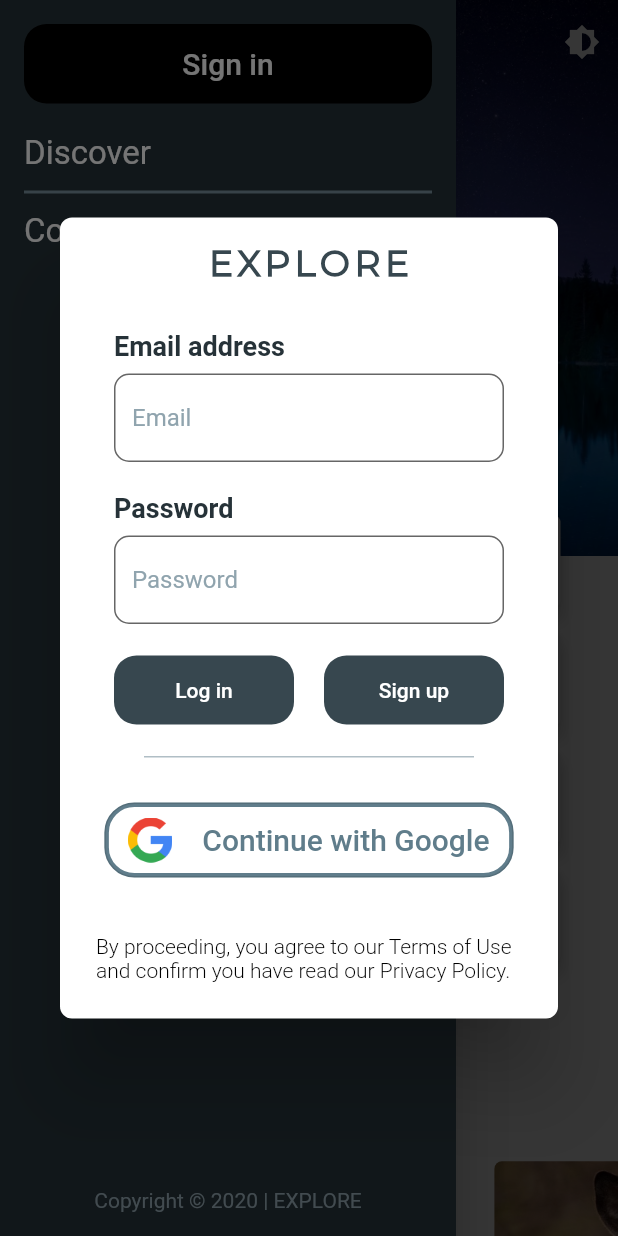
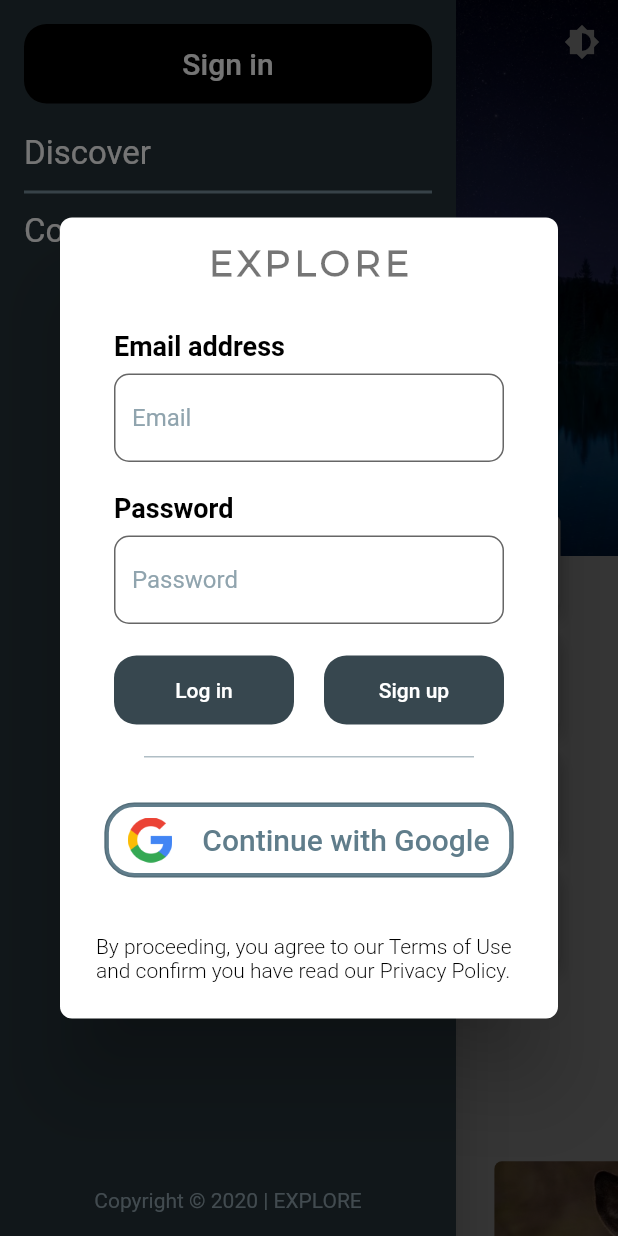
Before and after one commit to sbis04/explore, a Flutter app: the screen it shows after launch, in the side drawer, after a tap on "Sign in", on a phone screen of 412 x 824 dp. Run offline on Flutter 3.47's test engine with Material 2 defaults, Android fonts, the phone set to English and light mode, and no system bars; our stand-ins replace carousel_slider, dynamic_theme, firebase_auth, google_sign_in, shared_preferences; accounts and stored records are empty; statements that could not run were skipped.

Commit message:
Correct dialog colors

```diff
--- a/lib/widgets/auth_dialog.dart
+++ b/lib/widgets/auth_dialog.dart
@@ -67,7 +67,7 @@ class _AuthDialogState extends State<AuthDialog> {
   @override
   Widget build(BuildContext context) {
     return Dialog(
-      backgroundColor: Colors.white,
+      backgroundColor: Theme.of(context).backgroundColor,
       shape: RoundedRectangleBorder(
         borderRadius: BorderRadius.circular(8.0),
       ),
@@ -76,7 +76,7 @@ class _AuthDialogState extends State<AuthDialog> {
           padding: const EdgeInsets.all(16.0),
           child: Container(
             width: 400,
-            color: Colors.white,
+            color: Theme.of(context).backgroundColor,
             child: Column(
               crossAxisAlignment: CrossAxisAlignment.start,
               mainAxisSize: MainAxisSize.min,
@@ -85,7 +85,7 @@ class _AuthDialogState extends State<AuthDialog> {
                   child: Text(
                     'EXPLORE',
                     style: TextStyle(
-                      color: Colors.blueGrey[800],
+                      color: Theme.of(context).textTheme.headline1.color,
                       fontSize: 24,
                       fontFamily: 'Montserrat',
                       fontWeight: FontWeight.bold,
@@ -103,7 +103,7 @@ class _AuthDialogState extends State<AuthDialog> {
                     'Email address',
                     textAlign: TextAlign.left,
                     style: TextStyle(
-                      color: Colors.blueGrey[900],
+                      color: Theme.of(context).textTheme.subtitle2.color,
                       fontSize: 18,
                       // fontFamily: 'Montserrat',
                       fontWeight: FontWeight.bold,
@@ -132,6 +132,7 @@ class _AuthDialogState extends State<AuthDialog> {
                       FocusScope.of(context)
                           .requestFocus(textFocusNodePassword);
                     },
+                    style: TextStyle(color: Colors.black),
                     decoration: InputDecoration(
                       border: new OutlineInputBorder(
                         borderRadius: BorderRadius.circular(10),
@@ -166,7 +167,7 @@ class _AuthDialogState extends State<AuthDialog> {
                     'Password',
                     textAlign: TextAlign.left,
                     style: TextStyle(
-                      color: Colors.blueGrey[900],
+                      color: Theme.of(context).textTheme.subtitle2.color,
                       fontSize: 18,
                       fontWeight: FontWeight.bold,
                       // letterSpacing: 3,
@@ -195,6 +196,7 @@ class _AuthDialogState extends State<AuthDialog> {
                       FocusScope.of(context)
                           .requestFocus(textFocusNodePassword);
                     },
+                    style: TextStyle(color: Colors.black),
                     decoration: InputDecoration(
                       border: new OutlineInputBorder(
                         borderRadius: BorderRadius.circular(10),
@@ -442,7 +444,7 @@ class _AuthDialogState extends State<AuthDialog> {
                     'By proceeding, you agree to our Terms of Use and confirm you have read our Privacy Policy.',
                     maxLines: 2,
                     style: TextStyle(
-                      color: Colors.black,
+                      color: Theme.of(context).textTheme.subtitle2.color,
                       fontSize: 14,
                       fontWeight: FontWeight.w300,
                       // letterSpacing: 3,
```
